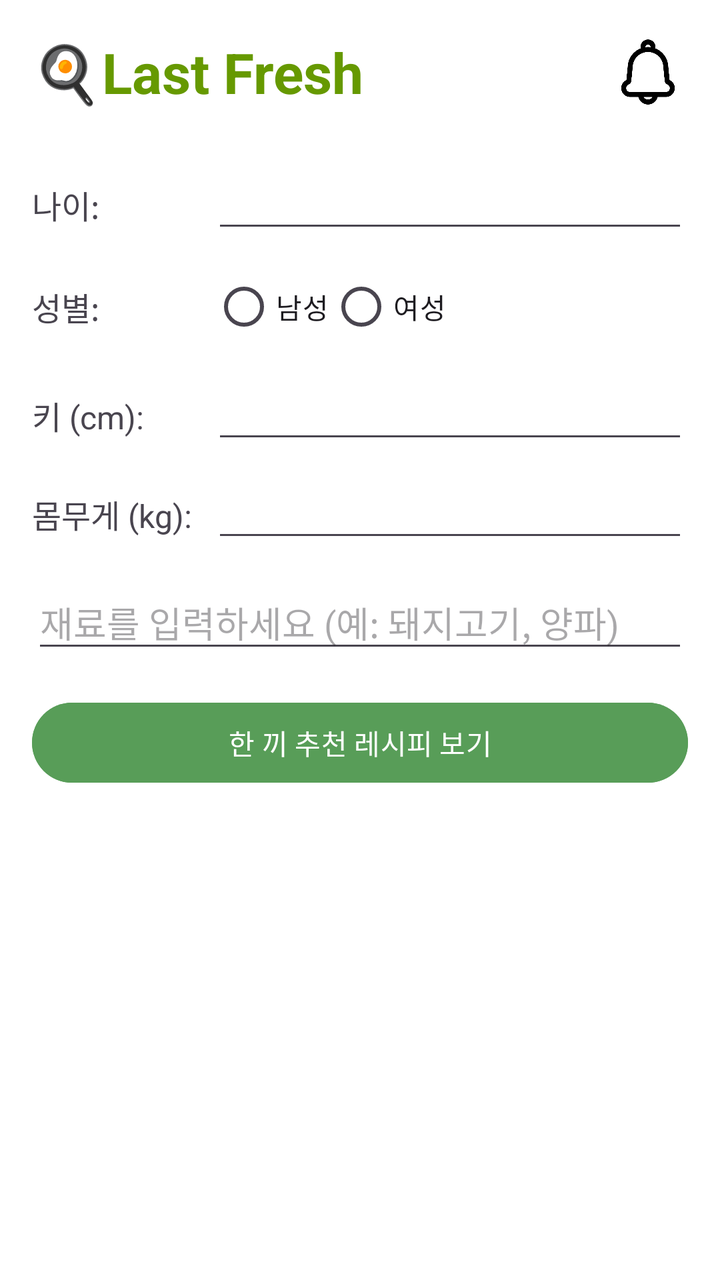
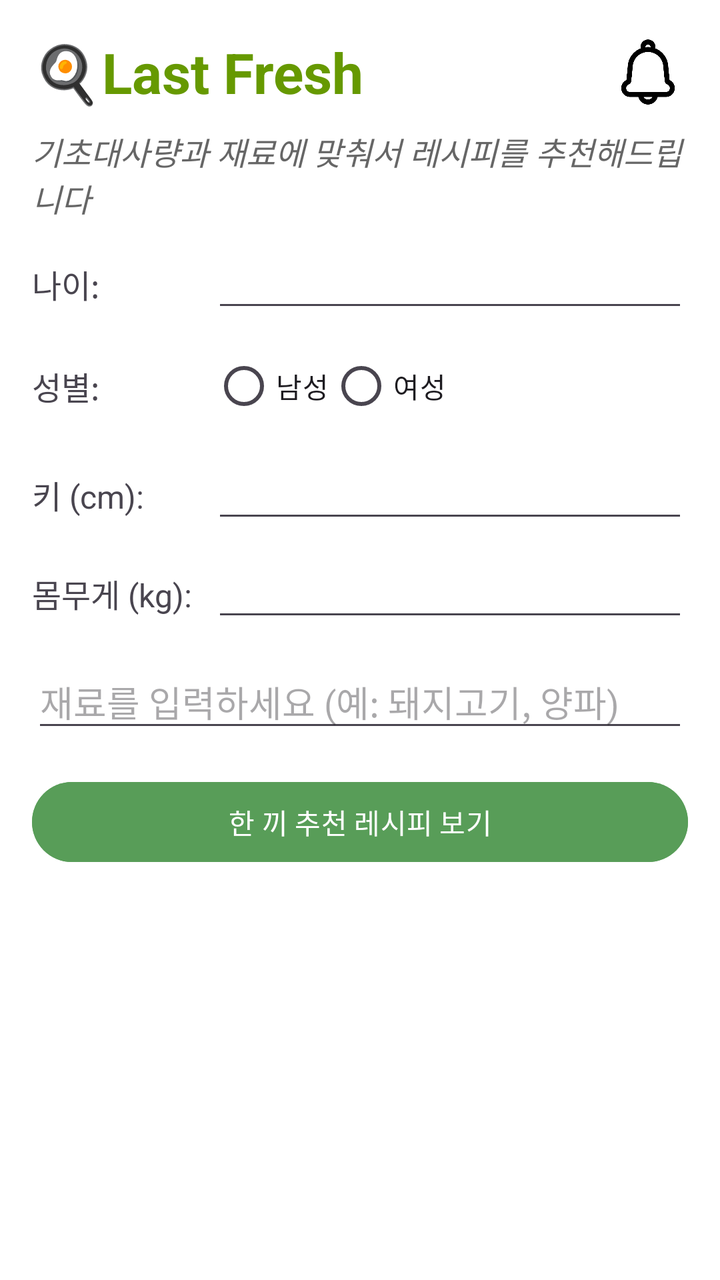

Screens rendered from an Android XML layout before and after an edit, with the pre-edit source and the edit as a unified diff.
<!-- AndroidManifest.xml: application theme Theme.Recipe_rcm -->
<!-- res/layout/home.xml -->
<?xml version="1.0" encoding="utf-8"?>
<androidx.core.widget.NestedScrollView
    xmlns:android="http://schemas.android.com/apk/res/android"
    xmlns:tools="http://schemas.android.com/tools"
    android:layout_width="match_parent"
    android:layout_height="match_parent"
    android:fillViewport="true"
    tools:context=".RecipeAPI.Home">

    <LinearLayout
        android:layout_width="match_parent"
        android:layout_height="wrap_content"
        android:orientation="vertical"
        android:padding="16dp"
        android:background="#FFFFFF">

        
        <LinearLayout
            android:layout_width="match_parent"
            android:layout_height="wrap_content"
            android:orientation="horizontal"
            android:gravity="center_vertical"
            android:paddingBottom="16dp">

            <TextView
                android:id="@+id/textView2"
                android:layout_width="0dp"
                android:layout_height="wrap_content"
                android:layout_weight="1"
                android:text="🍳Last Fresh"
                android:textColor="@android:color/holo_green_dark"
                android:textSize="28sp"
                android:textStyle="bold" />

            <ImageView
                android:id="@+id/alram"
                android:layout_width="40dp"
                android:layout_height="40dp"
                android:contentDescription="알람"
                android:src="@drawable/alram" />
        </LinearLayout>

        
        <LinearLayout
            android:layout_width="match_parent"
            android:layout_height="wrap_content"
            android:orientation="horizontal"
            android:layout_marginTop="8dp">

            <TextView
                android:layout_width="90dp"
                android:layout_height="wrap_content"
                android:text="나이:"
                android:textSize="16sp"
                android:gravity="center_vertical" />

            <EditText
                android:id="@+id/ageInput"
                android:layout_width="0dp"
                android:layout_height="wrap_content"
                android:layout_weight="1"
                android:inputType="number" />
        </LinearLayout>

        
        <LinearLayout
            android:layout_width="match_parent"
            android:layout_height="wrap_content"
            android:orientation="horizontal"
            android:layout_marginTop="8dp"
            android:gravity="center_vertical">

            <TextView
                android:layout_width="90dp"
                android:layout_height="wrap_content"
                android:text="성별:"
                android:textSize="16sp" />

            <RadioGroup
                android:id="@+id/genderGroup"
                android:layout_width="0dp"
                android:layout_height="wrap_content"
                android:layout_weight="1"
                android:orientation="horizontal">

                <RadioButton
                    android:id="@+id/radioMale"
                    android:layout_width="wrap_content"
                    android:layout_height="wrap_content"
                    android:text="남성" />

                <RadioButton
                    android:id="@+id/radioFemale"
                    android:layout_width="wrap_content"
                    android:layout_height="wrap_content"
                    android:text="여성" />
            </RadioGroup>
        </LinearLayout>

        
        <LinearLayout
            android:layout_width="match_parent"
            android:layout_height="wrap_content"
            android:orientation="horizontal"
            android:layout_marginTop="8dp">

            <TextView
                android:layout_width="90dp"
                android:layout_height="wrap_content"
                android:text="키 (cm):"
                android:textSize="16sp"
                android:gravity="center_vertical" />

            <EditText
                android:id="@+id/heightInput"
                android:layout_width="0dp"
                android:layout_height="wrap_content"
                android:layout_weight="1"
                android:inputType="numberDecimal" />
        </LinearLayout>

        
        <LinearLayout
            android:layout_width="match_parent"
            android:layout_height="wrap_content"
            android:orientation="horizontal"
            android:layout_marginTop="8dp">

            <TextView
                android:layout_width="90dp"
                android:layout_height="wrap_content"
                android:text="몸무게 (kg):"
                android:textSize="16sp"
                android:gravity="center_vertical" />

            <EditText
                android:id="@+id/weightInput"
                android:layout_width="0dp"
                android:layout_height="wrap_content"
                android:layout_weight="1"
                android:inputType="numberDecimal" />
        </LinearLayout>


        
        <EditText
            android:id="@+id/ingredientsEditText"
            android:layout_width="match_parent"
            android:layout_height="wrap_content"
            android:layout_marginTop="12dp"
            android:hint="재료를 입력하세요 (예: 돼지고기, 양파)"
            android:inputType="text" />

        
        <Button
            android:id="@+id/recommendButton"
            android:layout_width="match_parent"
            android:layout_height="wrap_content"
            android:text="한 끼 추천 레시피 보기"
            android:backgroundTint="#589D58"
            android:textColor="#FFFFFF"
            android:layout_marginTop="16dp" />

        
        <androidx.recyclerview.widget.RecyclerView
            android:id="@+id/recipeRecyclerView"
            android:layout_width="match_parent"
            android:layout_height="wrap_content"
            android:nestedScrollingEnabled="false"
            android:layout_marginTop="16dp"
            android:orientation="horizontal" />  

    </LinearLayout>
</androidx.core.widget.NestedScrollView>
<!-- resources referenced by this layout -->
<resources>
  <!-- drawable alram: png bitmap (drawable, 10091 bytes) -->
  <style name="Theme.Recipe_rcm" parent="Base.Theme.Recipe_rcm" />
  <style name="Base.Theme.Recipe_rcm" parent="Theme.Material3.DayNight.NoActionBar">
          
          
      </style>
</resources>

<!-- the commit's change to res/layout/home.xml (unified diff, before → after) -->
@@ -20,7 +20,7 @@
             android:layout_height="wrap_content"
             android:orientation="horizontal"
             android:gravity="center_vertical"
-            android:paddingBottom="16dp">
+            android:paddingBottom="8dp">
 
             <TextView
                 android:id="@+id/textView2"
@@ -39,7 +39,15 @@
                 android:contentDescription="알람"
                 android:src="@drawable/alram" />
         </LinearLayout>
-
+        <TextView
+            android:id="@+id/descriptionText"
+            android:layout_width="match_parent"
+            android:layout_height="wrap_content"
+            android:text="기초대사량과 재료에 맞춰서 레시피를 추천해드립니다"
+            android:textSize="16sp"
+            android:textStyle="italic"
+            android:textColor="#666666"
+            android:layout_marginBottom="1dp" />
         
         <LinearLayout
             android:layout_width="match_parent"
@@ -141,7 +149,6 @@
                 android:inputType="numberDecimal" />
         </LinearLayout>
 
-
         
         <EditText
             android:id="@+id/ingredientsEditText"
@@ -167,7 +174,7 @@
             android:layout_width="match_parent"
             android:layout_height="wrap_content"
             android:nestedScrollingEnabled="false"
-            android:layout_marginTop="16dp"
+            android:layout_marginTop="8dp"
             android:orientation="horizontal" />  
 
     </LinearLayout>
